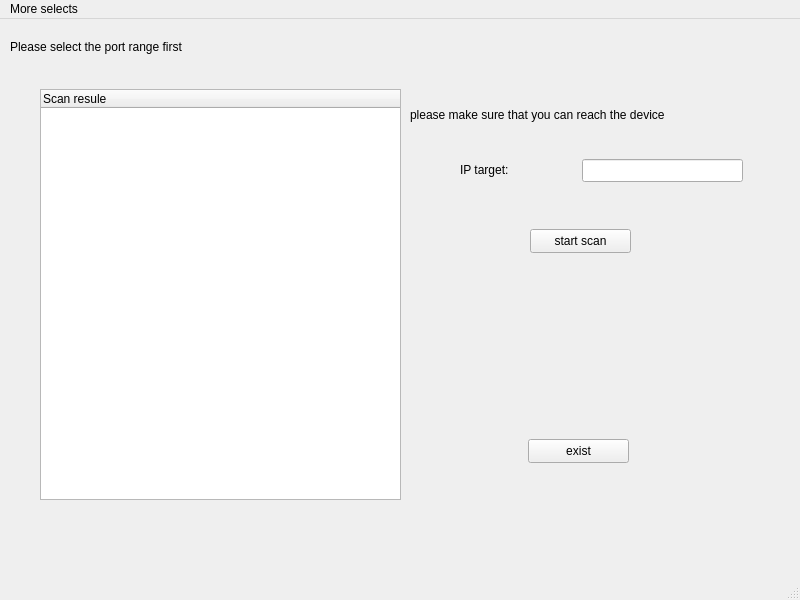
First picture: the form in mainwindow.ui, repository Peqiii/PortScanner, before the edit.
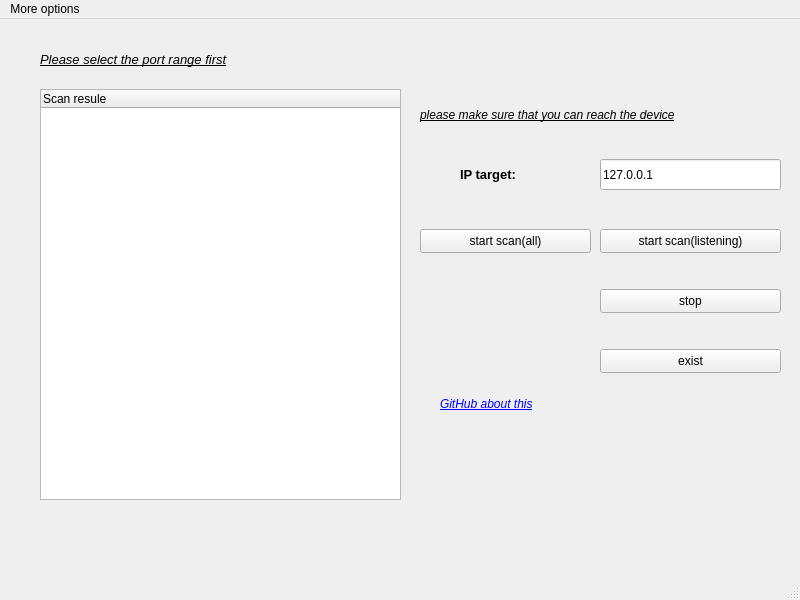
Second picture: the form after the edit. Icons and pictures are not drawn.

Diff of the .ui file:
```diff
--- a/mainwindow.ui
+++ b/mainwindow.ui
@@ -17,14 +17,14 @@
    <widget class="QPushButton" name="pushButtonScan">
     <property name="geometry">
      <rect>
-      <x>530</x>
+      <x>420</x>
       <y>210</y>
-      <width>101</width>
+      <width>171</width>
       <height>24</height>
      </rect>
     </property>
     <property name="text">
-     <string>start scan</string>
+     <string>start scan(all)</string>
     </property>
    </widget>
    <widget class="QTreeWidget" name="treeWidget_output">
@@ -45,12 +45,19 @@
    <widget class="QLabel" name="label_waring">
     <property name="geometry">
      <rect>
-      <x>410</x>
+      <x>420</x>
       <y>70</y>
-      <width>371</width>
+      <width>381</width>
       <height>51</height>
      </rect>
     </property>
+    <property name="font">
+     <font>
+      <pointsize>9</pointsize>
+      <italic>true</italic>
+      <underline>true</underline>
+     </font>
+    </property>
     <property name="text">
      <string>please make sure that you can reach the device</string>
     </property>
@@ -58,9 +65,9 @@
    <widget class="QPushButton" name="pushButtonExist">
     <property name="geometry">
      <rect>
-      <x>528</x>
-      <y>420</y>
-      <width>101</width>
+      <x>600</x>
+      <y>330</y>
+      <width>181</width>
       <height>24</height>
      </rect>
     </property>
@@ -71,22 +78,32 @@
    <widget class="QLineEdit" name="lineEdit_IP">
     <property name="geometry">
      <rect>
-      <x>582</x>
+      <x>600</x>
       <y>140</y>
-      <width>161</width>
-      <height>23</height>
+      <width>181</width>
+      <height>31</height>
      </rect>
     </property>
+    <property name="text">
+     <string>127.0.0.1</string>
+    </property>
    </widget>
    <widget class="QLabel" name="lable_IPtarget">
     <property name="geometry">
      <rect>
       <x>460</x>
       <y>140</y>
-      <width>91</width>
-      <height>21</height>
+      <width>111</width>
+      <height>31</height>
      </rect>
     </property>
+    <property name="font">
+     <font>
+      <pointsize>10</pointsize>
+      <weight>75</weight>
+      <bold>true</bold>
+     </font>
+    </property>
     <property name="text">
      <string>IP target:</string>
     </property>
@@ -94,7 +111,7 @@
    <widget class="QLabel" name="label_picture">
     <property name="geometry">
      <rect>
-      <x>530</x>
+      <x>460</x>
       <y>270</y>
       <width>101</width>
       <height>101</height>
@@ -110,16 +127,172 @@
    <widget class="QLabel" name="label">
     <property name="geometry">
      <rect>
-      <x>10</x>
-      <y>20</y>
-      <width>291</width>
-      <height>16</height>
+      <x>40</x>
+      <y>30</y>
+      <width>321</width>
+      <height>21</height>
      </rect>
     </property>
+    <property name="palette">
+     <palette>
+      <active>
+       <colorrole role="Text">
+        <brush brushstyle="SolidPattern">
+         <color alpha="255">
+          <red>255</red>
+          <green>255</green>
+          <blue>255</blue>
+         </color>
+        </brush>
+       </colorrole>
+       <colorrole role="BrightText">
+        <brush brushstyle="SolidPattern">
+         <color alpha="255">
+          <red>255</red>
+          <green>0</green>
+          <blue>0</blue>
+         </color>
+        </brush>
+       </colorrole>
+       <colorrole role="PlaceholderText">
+        <brush brushstyle="SolidPattern">
+         <color alpha="128">
+          <red>255</red>
+          <green>255</green>
+          <blue>255</blue>
+         </color>
+        </brush>
+       </colorrole>
+      </active>
+      <inactive>
+       <colorrole role="Text">
+        <brush brushstyle="SolidPattern">
+         <color alpha="255">
+          <red>255</red>
+          <green>255</green>
+          <blue>255</blue>
+         </color>
+        </brush>
+       </colorrole>
+       <colorrole role="BrightText">
+        <brush brushstyle="SolidPattern">
+         <color alpha="255">
+          <red>255</red>
+          <green>0</green>
+          <blue>0</blue>
+         </color>
+        </brush>
+       </colorrole>
+       <colorrole role="PlaceholderText">
+        <brush brushstyle="SolidPattern">
+         <color alpha="128">
+          <red>255</red>
+          <green>255</green>
+          <blue>255</blue>
+         </color>
+        </brush>
+       </colorrole>
+      </inactive>
+      <disabled>
+       <colorrole role="Text">
+        <brush brushstyle="SolidPattern">
+         <color alpha="127">
+          <red>255</red>
+          <green>255</green>
+          <blue>255</blue>
+         </color>
+        </brush>
+       </colorrole>
+       <colorrole role="BrightText">
+        <brush brushstyle="SolidPattern">
+         <color alpha="255">
+          <red>255</red>
+          <green>0</green>
+          <blue>0</blue>
+         </color>
+        </brush>
+       </colorrole>
+       <colorrole role="PlaceholderText">
+        <brush brushstyle="SolidPattern">
+         <color alpha="128">
+          <red>231</red>
+          <green>231</green>
+          <blue>231</blue>
+         </color>
+        </brush>
+       </colorrole>
+      </disabled>
+     </palette>
+    </property>
+    <property name="font">
+     <font>
+      <pointsize>10</pointsize>
+      <italic>true</italic>
+      <underline>true</underline>
+     </font>
+    </property>
     <property name="text">
      <string>Please select the port range first</string>
     </property>
    </widget>
+   <widget class="QPushButton" name="pushButtonStop">
+    <property name="geometry">
+     <rect>
+      <x>600</x>
+      <y>270</y>
+      <width>181</width>
+      <height>24</height>
+     </rect>
+    </property>
+    <property name="text">
+     <string>stop</string>
+    </property>
+   </widget>
+   <widget class="QPushButton" name="pushButtonListening">
+    <property name="geometry">
+     <rect>
+      <x>600</x>
+      <y>210</y>
+      <width>181</width>
+      <height>24</height>
+     </rect>
+    </property>
+    <property name="text">
+     <string>start scan(listening)</string>
+    </property>
+   </widget>
+   <widget class="QLabel" name="label_link">
+    <property name="geometry">
+     <rect>
+      <x>440</x>
+      <y>370</y>
+      <width>151</width>
+      <height>31</height>
+     </rect>
+    </property>
+    <property name="font">
+     <font>
+      <weight>50</weight>
+      <italic>true</italic>
+      <bold>false</bold>
+     </font>
+    </property>
+    <property name="whatsThis">
+     <string comment="&lt;a href=&quot;https://github.com/Peqiii/PortScanner/tree/master/&quot;&gt;GitHub Link&lt;/a&gt;" extracomment="&lt;a href=&quot;https://github.com/Peqiii/PortScanner/tree/master/&quot;&gt;GitHub Link&lt;/a&gt;"/>
+    </property>
+    <property name="frameShadow">
+     <enum>QFrame::Sunken</enum>
+    </property>
+    <property name="text">
+     <string>&lt;a href=&quot;https://github.com/Peqiii/PortScanner/tree/master/&quot;&gt;GitHub about this&lt;/a&gt;</string>
+    </property>
+    <property name="openExternalLinks">
+     <bool>true</bool>
+    </property>
+    <property name="buddy">
+     <cstring>&lt;a href=&quot;https://github.com/Peqiii/PortScanner/tree/master/&quot;&gt;GitHub Link&lt;/a&gt;</cstring>
+    </property>
+   </widget>
   </widget>
   <widget class="QMenuBar" name="menubar">
    <property name="geometry">
@@ -132,7 +305,7 @@
    </property>
    <widget class="QMenu" name="menuMore_select">
     <property name="title">
-     <string>More selects</string>
+     <string>More options</string>
     </property>
     <addaction name="actionScan_paremeters"/>
    </widget>
```
Left out of the diff: 8 changed lines with no effect on the pictures.
